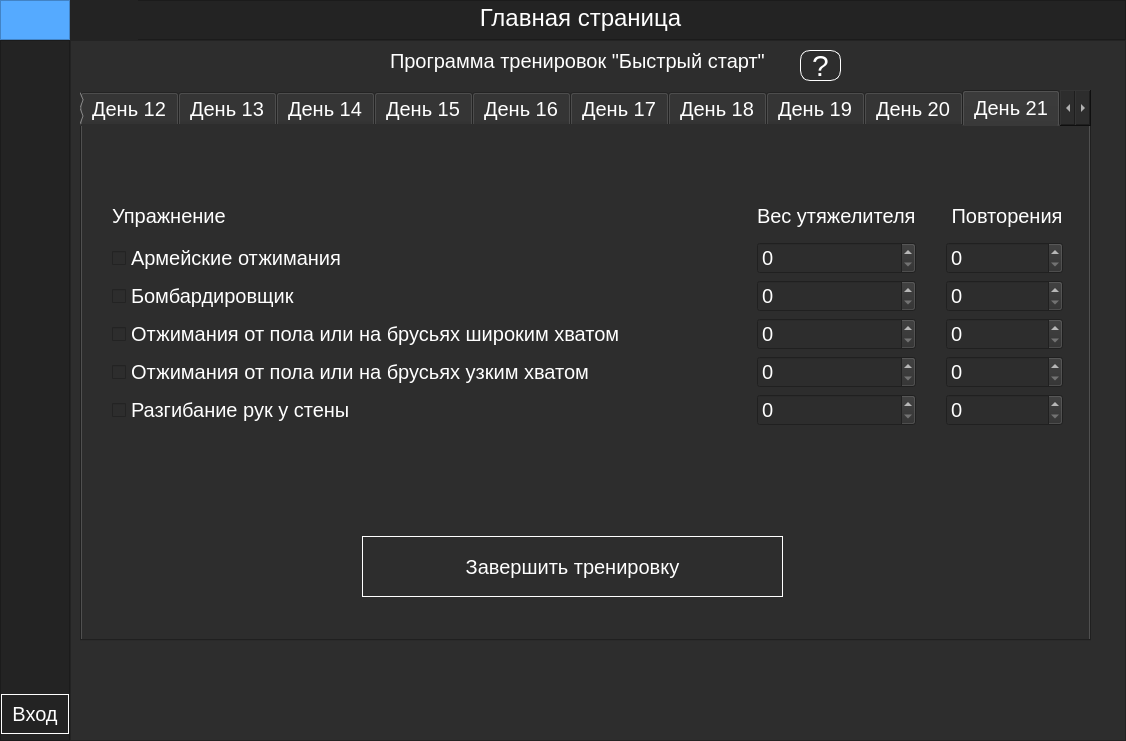
Qt form ui_main - Copy (2).ui (AlGaRitm2020/BeneFit) before a commit.
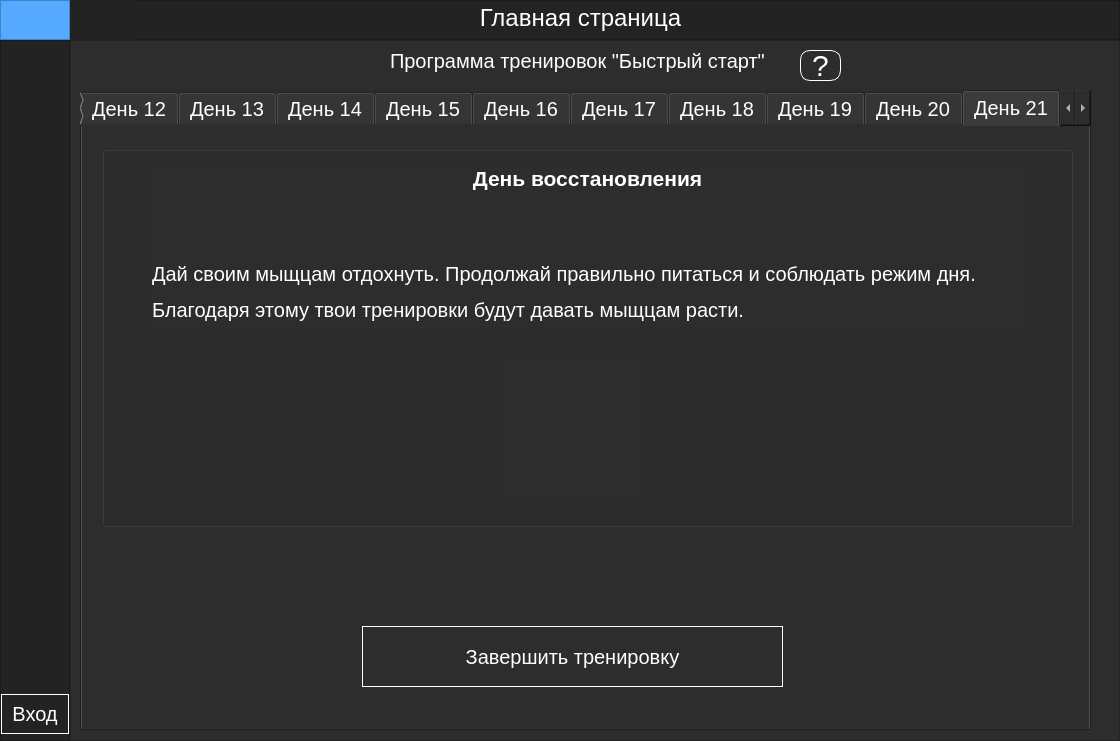
The same form after that commit. The open tabs and pages were chosen to show the change. Icons and pictures are not drawn.

What changed in the file:
```diff
--- a/ui_main - Copy (2).ui
+++ b/ui_main - Copy (2).ui
@@ -6,7 +6,7 @@
    <rect>
     <x>0</x>
     <y>0</y>
-    <width>1126</width>
+    <width>1120</width>
     <height>741</height>
    </rect>
   </property>
@@ -1407,7 +1407,7 @@
                   <x>10</x>
                   <y>20</y>
                   <width>1011</width>
-                  <height>551</height>
+                  <height>641</height>
                  </rect>
                 </property>
                 <property name="tabPosition">
@@ -4259,7 +4259,7 @@
                   <property name="geometry">
                    <rect>
                     <x>280</x>
-                    <y>410</y>
+                    <y>500</y>
                     <width>421</width>
                     <height>61</height>
                    </rect>
@@ -4278,6 +4278,48 @@
                    <string>Завершить тренировку</string>
                   </property>
                  </widget>
+                 <widget class="QGroupBox" name="groupBox_rest_day_6">
+                  <property name="geometry">
+                   <rect>
+                    <x>20</x>
+                    <y>20</y>
+                    <width>971</width>
+                    <height>381</height>
+                   </rect>
+                  </property>
+                  <property name="title">
+                   <string/>
+                  </property>
+                  <widget class="QLabel" name="label_rest_day_6">
+                   <property name="geometry">
+                    <rect>
+                     <x>50</x>
+                     <y>20</y>
+                     <width>871</width>
+                     <height>161</height>
+                    </rect>
+                   </property>
+                   <property name="text">
+                    <string>&lt;html&gt;&lt;head/&gt;&lt;body&gt;&lt;p align=&quot;center&quot;&gt;&lt;span style=&quot; font-size:16pt; font-weight:600;&quot;&gt;День восстановления&lt;/span&gt;&lt;/p&gt;&lt;p align=&quot;center&quot;&gt;&lt;br/&gt;&lt;/p&gt;&lt;p&gt;Дай своим мыщцам отдохнуть. Продолжай правильно питаться и соблюдать режим дня.&lt;/p&gt;&lt;p&gt; Благодаря этому твои тренировки будут давать мыщцам расти.&lt;br/&gt;&lt;/p&gt;&lt;/body&gt;&lt;/html&gt;</string>
+                   </property>
+                  </widget>
+                  <widget class="QLabel" name="label_rest_day_img_6">
+                   <property name="geometry">
+                    <rect>
+                     <x>400</x>
+                     <y>210</y>
+                     <width>141</width>
+                     <height>141</height>
+                    </rect>
+                   </property>
+                   <property name="text">
+                    <string/>
+                   </property>
+                   <property name="pixmap">
+                    <pixmap>img/lighting_3.png</pixmap>
+                   </property>
+                  </widget>
+                 </widget>
                 </widget>
                </widget>
               </widget>
```
Left out of the diff: 2225 changed lines with no effect on the pictures.
